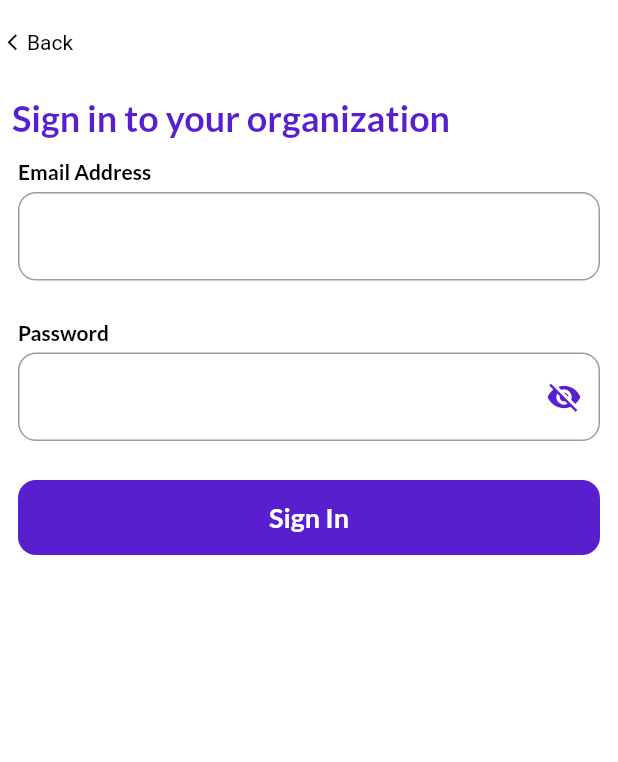
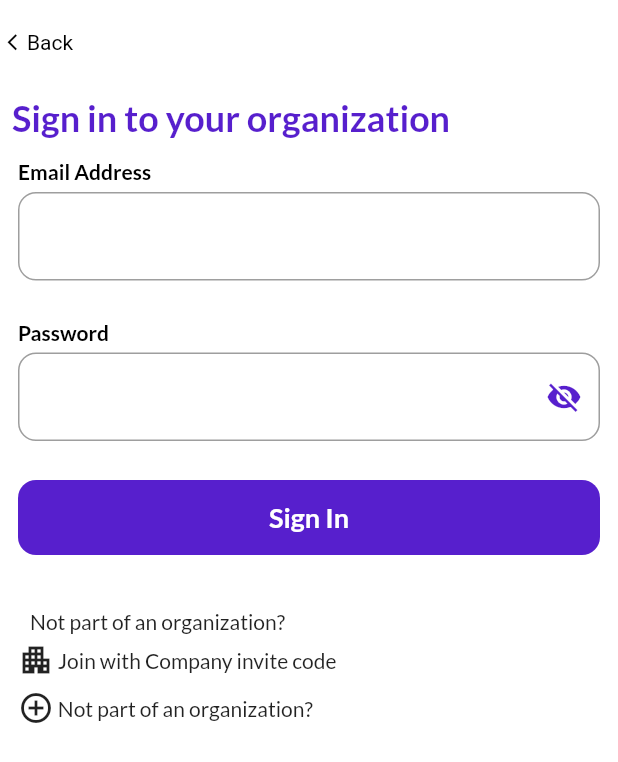
Before and after one commit to hngx-org/Jaguars-food-mobile, a Flutter app: the LoginScreen screen opened by its route, on a phone screen of 412 x 824 dp. Shown: the top 762 px of the screen. Run offline on Flutter 3.47's test engine with Material 2 defaults, Android fonts, the phone set to English and light mode, and no system bars; our stand-ins replace email_validator, flutter_screenutil, flutter_svg, go_router, google_fonts.

Commit message:
Sign-in Screen completed

```diff
--- a/lib/3_presentation/onboarding/screens/login_screen.dart
+++ b/lib/3_presentation/onboarding/screens/login_screen.dart
@@ -1,3 +1,4 @@
+import 'package:email_validator/email_validator.dart';
 import 'package:flutter/material.dart';
 import 'package:jaguar_foods_mobile/common/constants/app_color.dart';
 import 'package:google_fonts/google_fonts.dart';
@@ -13,9 +14,17 @@ class _LoginScreenState extends State<LoginScreen> {
   final emailController = TextEditingController();
   final passwordController = TextEditingController();
   bool isPasswordVisible = true;
+  final formKey = GlobalKey<FormState>();
+  @override
+  void dispose() {
+    emailController.dispose();
+    passwordController.dispose();
+    super.dispose();
+  }
 
   @override
   Widget build(BuildContext context) {
+    double height = MediaQuery.of(context).size.height;
     return Scaffold(
       appBar: AppBar(
         backgroundColor: Colors.white,
@@ -34,7 +43,11 @@ class _LoginScreenState extends State<LoginScreen> {
           ],
         ),
       ),
-      body: Center(
+      body: SingleChildScrollView(
+        child: Center(
+          child: Form(
+            key: formKey,
+            autovalidateMode: AutovalidateMode.onUserInteraction,
             child: Column(
               crossAxisAlignment: CrossAxisAlignment.start,
               children: [
@@ -63,9 +76,13 @@ class _LoginScreenState extends State<LoginScreen> {
                       const SizedBox(
                         height: 5,
                       ),
-                  TextField(
+                      //TODO: add password validator feature
+                      TextFormField(
                         controller: emailController,
                         keyboardType: TextInputType.emailAddress,
+                        validator: (value) => EmailValidator.validate(value!)
+                            ? null
+                            : "Please enter a valid email",
                         decoration: InputDecoration(
                           focusedBorder: const OutlineInputBorder(
                               borderSide: BorderSide(
@@ -102,6 +119,9 @@ class _LoginScreenState extends State<LoginScreen> {
                         controller: passwordController,
                         keyboardType: TextInputType.visiblePassword,
                         obscureText: isPasswordVisible,
+                        validator: (value) => value!.isNotEmpty
+                            ? null
+                            : "Please enter your password ",
                         decoration: InputDecoration(
                           fillColor: AppColor.textfieldColor1,
                           suffixIcon: IconButton(
@@ -144,13 +164,64 @@ class _LoginScreenState extends State<LoginScreen> {
                           ),
                         ),
                       ),
+                      SizedBox(
+                        height: height * 0.05,
+                      ),
                       //Other info
+                      Column(
+                        crossAxisAlignment: CrossAxisAlignment.start,
+                        mainAxisAlignment: MainAxisAlignment.spaceBetween,
+                        children: [
+                          Padding(
+                            padding: const EdgeInsets.all(8),
+                            child: Text(
+                              'Not part of an organization?',
+                              style: GoogleFonts.lato(
+                                fontSize: 14,
+                                fontWeight: FontWeight.w500,
+                                height: 0.10,
+                              ),
+                            ),
+                          ),
+                          Padding(
+                            padding: const EdgeInsets.only(bottom: 8.0),
+                            child: Row(
+                              children: [
+                                const Icon(Icons.apartment),
+                                const SizedBox(width: 2.5),
+                                Text(
+                                  'Join with Company invite code',
+                                  style: GoogleFonts.lato(
+                                    fontSize: 14,
+                                    fontWeight: FontWeight.w500,
+                                  ),
+                                ),
+                              ],
+                            ),
+                          ),
+                          Row(
+                            children: [
+                              const Icon(Icons.add_circle_outline),
+                              const SizedBox(width: 2.5),
+                              Text(
+                                'Not part of an organization?',
+                                style: GoogleFonts.lato(
+                                  fontSize: 14,
+                                  fontWeight: FontWeight.w500,
+                                ),
+                              ),
+                            ],
+                          ),
+                        ],
+                      )
                     ],
                   ),
                 ),
               ],
             ),
           ),
+        ),
+      ),
     );
   }
 }
--- a/lib/common/constants/app_color.dart
+++ b/lib/common/constants/app_color.dart
@@ -2,7 +2,7 @@ import 'package:flutter/material.dart';
 
 class AppColor {
   const AppColor._();
-  //TODO: Check for button color here
+
   static const Color appBrandColor = Color(0xFF571FCD);
   static const Color white = Colors.white;
   static const Color black = Colors.black;
--- a/lib/core/config/router_config.dart
+++ b/lib/core/config/router_config.dart
@@ -13,7 +13,7 @@ import 'package:jaguar_foods_mobile/3_presentation/onboarding/screens/successful
 
 final GoRouter routerConfig = GoRouter(
   //TODO: return the initial screen back to redeemScreen
-  initialLocation: RoutesPath.loginScreen,
+  initialLocation: RoutesPath.redeemScreen,
   errorBuilder: (context, state) => const Placeholder(),
   routes: [
     GoRoute(
--- a/pubspec.yaml
+++ b/pubspec.yaml
@@ -43,6 +43,7 @@ dependencies:
   dartz: ^0.10.1
   flutter_screenutil: ^5.8.4
   intl: ^0.18.1
+  email_validator: ^2.1.17
 
 dev_dependencies:
   flutter_test:
```
Also changed, not shown: pubspec.lock. Lines whose indentation alone changed are shown as unchanged.
